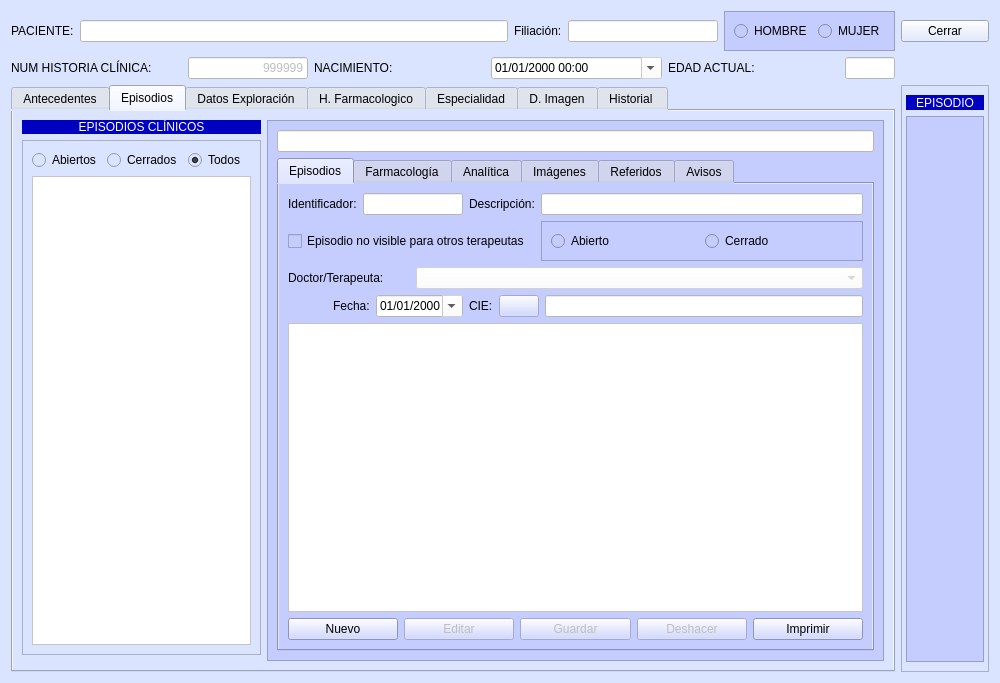
Old version of the form frmfichapaciente.ui in the repository arcnexus/RedFoX.
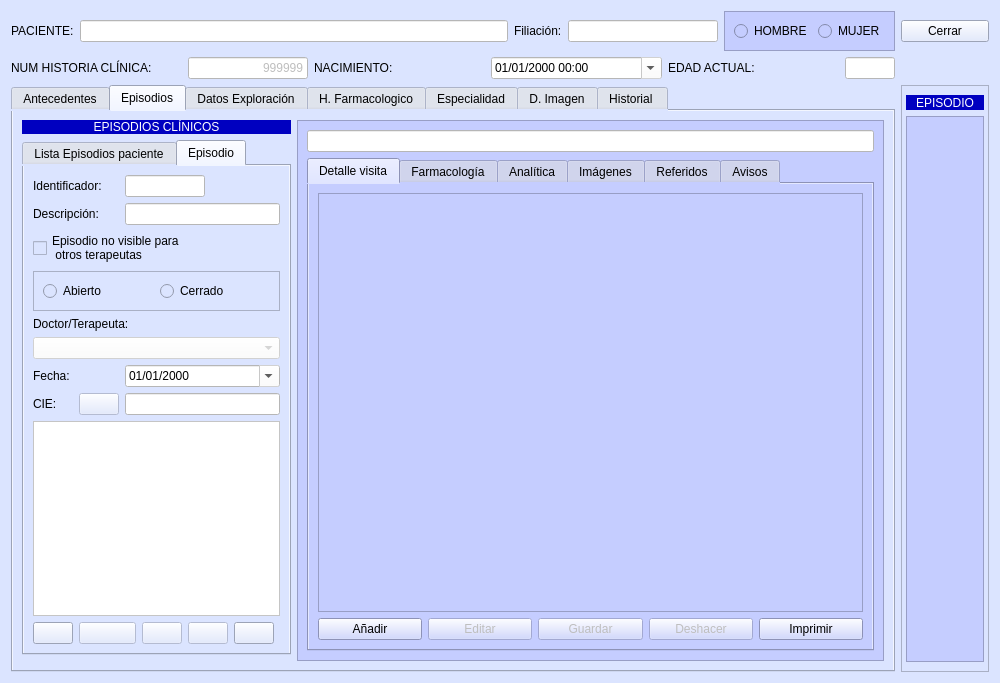
New version of the form. The open tabs and pages were chosen to show the change. Icons and pictures are not drawn.

Commit message: Reestructuración pantalla ficha paciente

Patch:
```diff
--- a/frmfichapaciente.ui
+++ b/frmfichapaciente.ui
@@ -884,58 +884,6 @@
          </property>
         </widget>
        </item>
-       <item row="1" column="0">
-        <widget class="QFrame" name="frame_4">
-         <property name="minimumSize">
-          <size>
-           <width>0</width>
-           <height>23</height>
-          </size>
-         </property>
-         <property name="frameShape">
-          <enum>QFrame::StyledPanel</enum>
-         </property>
-         <property name="frameShadow">
-          <enum>QFrame::Raised</enum>
-         </property>
-         <layout class="QGridLayout" name="gridLayout_40">
-          <item row="0" column="3">
-           <widget class="QRadioButton" name="radEpisodioTodos">
-            <property name="text">
-             <string>Todos</string>
-            </property>
-            <property name="checked">
-             <bool>true</bool>
-            </property>
-           </widget>
-          </item>
-          <item row="0" column="1">
-           <widget class="QRadioButton" name="btnEpisodioAbierto">
-            <property name="text">
-             <string>Abiertos</string>
-            </property>
-            <property name="checked">
-             <bool>false</bool>
-            </property>
-           </widget>
-          </item>
-          <item row="0" column="2">
-           <widget class="QRadioButton" name="btnEpisodioCerrado">
-            <property name="text">
-             <string>Cerrados</string>
-            </property>
-           </widget>
-          </item>
-          <item row="3" column="1" colspan="3">
-           <widget class="QListView" name="listaEpisodios">
-            <property name="styleSheet">
-             <string notr="true">background-color: rgb(255, 255, 255);</string>
-            </property>
-           </widget>
-          </item>
-         </layout>
-        </widget>
-       </item>
        <item row="0" column="1" rowspan="3">
         <widget class="QFrame" name="frame_3">
          <property name="minimumSize">
@@ -983,308 +931,115 @@
                <normaloff>:/Icons/PNG/PatientFile2.png</normaloff>:/Icons/PNG/PatientFile2.png</iconset>
              </attribute>
              <attribute name="title">
-              <string>Episodios</string>
+              <string>Detalle visita</string>
              </attribute>
-             <layout class="QGridLayout" name="gridLayout_60">
-              <item row="0" column="0">
-               <widget class="QLabel" name="label_90">
+             <layout class="QGridLayout" name="gridLayout_3">
+              <item row="0" column="0" colspan="5">
+               <widget class="QTableWidget" name="tableWidget_2"/>
+              </item>
+              <item row="1" column="0">
+               <widget class="QPushButton" name="btnAnadirVisita">
                 <property name="text">
-                 <string>Identificador:</string>
+                 <string>Añadir</string>
                 </property>
+                <property name="icon">
+                 <iconset resource="terra.qrc">
+                  <normaloff>:/Icons/PNG/add.png</normaloff>:/Icons/PNG/add.png</iconset>
+                </property>
+                <property name="iconSize">
+                 <size>
+                  <width>24</width>
+                  <height>24</height>
+                 </size>
+                </property>
                </widget>
               </item>
-              <item row="0" column="1" colspan="2">
-               <widget class="QLineEdit" name="txtIdentificadorEpisodio">
+              <item row="1" column="1">
+               <widget class="QPushButton" name="btnEditarVisita">
                 <property name="enabled">
                  <bool>false</bool>
                 </property>
                 <property name="maximumSize">
                  <size>
-                  <width>100</width>
+                  <width>150</width>
                   <height>16777215</height>
                  </size>
                 </property>
-                <property name="styleSheet">
-                 <string notr="true">background-color: rgb(255, 255, 255);
-color: rgb(0, 0, 128);</string>
-                </property>
-               </widget>
-              </item>
-              <item row="0" column="3">
-               <widget class="QLabel" name="label_18">
                 <property name="text">
-                 <string>Descripción:</string>
+                 <string>Editar</string>
                 </property>
+                <property name="icon">
+                 <iconset resource="terra.qrc">
+                  <normaloff>:/Icons/PNG/edit.png</normaloff>:/Icons/PNG/edit.png</iconset>
+                </property>
+                <property name="iconSize">
+                 <size>
+                  <width>24</width>
+                  <height>24</height>
+                 </size>
+                </property>
                </widget>
               </item>
-              <item row="0" column="4">
-               <widget class="QLineEdit" name="txtDescripcionEpisodio">
+              <item row="1" column="2">
+               <widget class="QPushButton" name="btnGuardarVisita">
                 <property name="enabled">
                  <bool>false</bool>
                 </property>
-                <property name="styleSheet">
-                 <string notr="true">background-color: rgb(255, 255, 255);
-color: rgb(0, 0, 0);</string>
+                <property name="text">
+                 <string>Guardar</string>
                 </property>
+                <property name="icon">
+                 <iconset resource="terra.qrc">
+                  <normaloff>:/Icons/PNG/Save.png</normaloff>:/Icons/PNG/Save.png</iconset>
+                </property>
+                <property name="iconSize">
+                 <size>
+                  <width>24</width>
+                  <height>24</height>
+                 </size>
+                </property>
                </widget>
               </item>
-              <item row="1" column="0" colspan="4">
-               <widget class="QCheckBox" name="chkEpisodioprivado">
+              <item row="1" column="3">
+               <widget class="QPushButton" name="btnDeshacerVisita">
                 <property name="enabled">
                  <bool>false</bool>
                 </property>
-                <property name="styleSheet">
-                 <string notr="true">color: rgb(0, 0, 0);</string>
+                <property name="maximumSize">
+                 <size>
+                  <width>150</width>
+                  <height>16777215</height>
+                 </size>
                 </property>
                 <property name="text">
-                 <string>Episodio no visible para otros terapeutas</string>
+                 <string>Deshacer</string>
+                </property>
+                <property name="icon">
+                 <iconset resource="terra.qrc">
+                  <normaloff>:/Icons/PNG/undo.png</normaloff>:/Icons/PNG/undo.png</iconset>
+                </property>
+                <property name="iconSize">
+                 <size>
+                  <width>24</width>
+                  <height>24</height>
+                 </size>
                 </property>
                </widget>
               </item>
               <item row="1" column="4">
-               <widget class="QFrame" name="frame_25">
-                <property name="minimumSize">
+               <widget class="QPushButton" name="btnImprimirVisita">
+                <property name="text">
+                 <string>Imprimir</string>
+                </property>
+                <property name="icon">
+                 <iconset resource="terra.qrc">
+                  <normaloff>:/Icons/PNG/Print.png</normaloff>:/Icons/PNG/Print.png</iconset>
+                </property>
+                <property name="iconSize">
                  <size>
-                  <width>198</width>
-                  <height>0</height>
+                  <width>24</width>
+                  <height>24</height>
                  </size>
-                </property>
-                <property name="frameShape">
-                 <enum>QFrame::StyledPanel</enum>
-                </property>
-                <property name="frameShadow">
-                 <enum>QFrame::Raised</enum>
-                </property>
-                <layout class="QHBoxLayout" name="horizontalLayout_4">
-                 <item>
-                  <widget class="QRadioButton" name="radEpisodioAbierto">
-                   <property name="text">
-                    <string>Abierto</string>
-                   </property>
-                  </widget>
-                 </item>
-                 <item>
-                  <widget class="QRadioButton" name="radEpisodioCerrado">
-                   <property name="text">
-                    <string>Cerrado</string>
-                   </property>
-                  </widget>
-                 </item>
-                </layout>
-               </widget>
-              </item>
-              <item row="2" column="0" colspan="2">
-               <widget class="QLabel" name="label_86">
-                <property name="text">
-                 <string>Doctor/Terapeuta:</string>
-                </property>
-               </widget>
-              </item>
-              <item row="3" column="0" colspan="3">
-               <layout class="QHBoxLayout" name="horizontalLayout_5">
-                <item>
-                 <spacer name="horizontalSpacer_6">
-                  <property name="orientation">
-                   <enum>Qt::Horizontal</enum>
-                  </property>
-                  <property name="sizeHint" stdset="0">
-                   <size>
-                    <width>40</width>
-                    <height>20</height>
-                   </size>
-                  </property>
-                 </spacer>
-                </item>
-                <item>
-                 <widget class="QLabel" name="label_5">
-                  <property name="text">
-                   <string>Fecha:</string>
-                  </property>
-                 </widget>
-                </item>
-                <item>
-                 <widget class="QDateEdit" name="txtFechaEpisodio">
-                  <property name="enabled">
-                   <bool>false</bool>
-                  </property>
-                  <property name="styleSheet">
-                   <string notr="true">color: rgb(0, 0, 0);
-background-color: rgb(255, 255, 255);</string>
-                  </property>
-                  <property name="displayFormat">
-                   <string>dd/MM/yyyy</string>
-                  </property>
-                  <property name="calendarPopup">
-                   <bool>true</bool>
-                  </property>
-                 </widget>
-                </item>
-               </layout>
-              </item>
-              <item row="3" column="3" colspan="2">
-               <layout class="QGridLayout" name="gridLayout_38">
-                <item row="0" column="1">
-                 <widget class="QPushButton" name="btnBuscarCIEEpisodio">
-                  <property name="enabled">
-                   <bool>false</bool>
-                  </property>
-                  <property name="text">
-                   <string/>
-                  </property>
-                  <property name="icon">
-                   <iconset resource="terra.qrc">
-                    <normaloff>:/Icons/PNG/search.png</normaloff>:/Icons/PNG/search.png</iconset>
-                  </property>
-                 </widget>
-                </item>
-                <item row="0" column="2">
-                 <widget class="QLineEdit" name="txtCIEEpisiodio">
-                  <property name="enabled">
-                   <bool>false</bool>
-                  </property>
-                  <property name="styleSheet">
-                   <string notr="true">background-color: rgb(255, 255, 255);
-color: rgb(0, 0, 0);</string>
-                  </property>
-                 </widget>
-                </item>
-                <item row="0" column="0">
-                 <widget class="QLabel" name="label_7">
-                  <property name="text">
-                   <string>CIE:</string>
-                  </property>
-                 </widget>
-                </item>
-               </layout>
-              </item>
-              <item row="4" column="0" colspan="5">
-               <widget class="QTextEdit" name="txtHistorialEpisodio">
-                <property name="enabled">
-                 <bool>false</bool>
-                </property>
-                <property name="styleSheet">
-                 <string notr="true">background-color: rgb(255, 255, 255);
-color: rgb(0, 0, 0);</string>
-                </property>
-               </widget>
-              </item>
-              <item row="5" column="0" colspan="5">
-               <layout class="QGridLayout" name="gridLayout_3">
-                <item row="0" column="2">
-                 <widget class="QPushButton" name="btnGuardarEpisodio">
-                  <property name="enabled">
-                   <bool>false</bool>
-                  </property>
-                  <property name="text">
-                   <string>Guardar</string>
-                  </property>
-                  <property name="icon">
-                   <iconset resource="terra.qrc">
-                    <normaloff>:/Icons/PNG/Save.png</normaloff>:/Icons/PNG/Save.png</iconset>
-                  </property>
-                  <property name="iconSize">
-                   <size>
-                    <width>24</width>
-                    <height>24</height>
-                   </size>
-                  </property>
-                 </widget>
-                </item>
-                <item row="0" column="5">
-                 <widget class="QPushButton" name="btnImprimirEpisodio">
-                  <property name="text">
-                   <string>Imprimir</string>
-                  </property>
-                  <property name="icon">
-                   <iconset resource="terra.qrc">
-                    <normaloff>:/Icons/PNG/Print.png</normaloff>:/Icons/PNG/Print.png</iconset>
-                  </property>
-                  <property name="iconSize">
-                   <size>
-                    <width>24</width>
-                    <height>24</height>
-                   </size>
-                  </property>
-                 </widget>
-                </item>
-                <item row="0" column="0">
-                 <widget class="QPushButton" name="btnAnadirEpisodio">
-                  <property name="text">
-                   <string>Nuevo</string>
-                  </property>
-                  <property name="icon">
-                   <iconset resource="terra.qrc">
-                    <normaloff>:/Icons/PNG/add.png</normaloff>:/Icons/PNG/add.png</iconset>
-                  </property>
-                  <property name="iconSize">
-                   <size>
-                    <width>24</width>
-                    <height>24</height>
-                   </size>
-                  </property>
-                 </widget>
-                </item>
-                <item row="0" column="4">
-                 <widget class="QPushButton" name="btnDeshacerEpisodio">
-                  <property name="enabled">
-                   <bool>false</bool>
-                  </property>
-                  <property name="maximumSize">
-                   <size>
-                    <width>150</width>
-                    <height>16777215</height>
-                   </size>
-                  </property>
-                  <property name="text">
-                   <string>Deshacer</string>
-                  </property>
-                  <property name="icon">
-                   <iconset resource="terra.qrc">
-                    <normaloff>:/Icons/PNG/undo.png</normaloff>:/Icons/PNG/undo.png</iconset>
-                  </property>
-                  <property name="iconSize">
-                   <size>
-                    <width>24</width>
-                    <height>24</height>
-                   </size>
-                  </property>
-                 </widget>
-                </item>
-                <item row="0" column="1">
-                 <widget class="QPushButton" name="btnEditarEpisodio">
-                  <property name="enabled">
-                   <bool>false</bool>
-                  </property>
-                  <property name="maximumSize">
-                   <size>
-                    <width>150</width>
-                    <height>16777215</height>
-                   </size>
-                  </property>
-                  <property name="text">
-                   <string>Editar</string>
-                  </property>
-                  <property name="icon">
-                   <iconset resource="terra.qrc">
-                    <normaloff>:/Icons/PNG/edit.png</normaloff>:/Icons/PNG/edit.png</iconset>
-                  </property>
-                  <property name="iconSize">
-                   <size>
-                    <width>24</width>
-                    <height>24</height>
-                   </size>
-                  </property>
-                 </widget>
-                </item>
-               </layout>
-              </item>
-              <item row="2" column="2" colspan="3">
-               <widget class="QComboBox" name="cboDoctorEpisodio">
-                <property name="enabled">
-                 <bool>false</bool>
-                </property>
-                <property name="styleSheet">
-                 <string notr="true">background-color: rgb(255, 255, 255);</string>
                 </property>
                </widget>
               </item>
@@ -2505,6 +2260,347 @@
          </layout>
         </widget>
        </item>
+       <item row="1" column="0">
+        <widget class="QTabWidget" name="tabWidget_4">
+         <property name="minimumSize">
+          <size>
+           <width>0</width>
+           <height>23</height>
+          </size>
+         </property>
+         <property name="currentIndex">
+          <number>0</number>
+         </property>
+         <widget class="QWidget" name="tabWidget_4Page1" native="true">
+          <attribute name="title">
+           <string>Lista Episodios paciente</string>
+          </attribute>
+          <layout class="QGridLayout" name="gridLayout_40">
+           <item row="1" column="3">
+            <widget class="QRadioButton" name="radEpisodioTodos">
+             <property name="text">
+              <string>Todos</string>
+             </property>
+             <property name="checked">
+              <bool>true</bool>
+             </property>
+            </widget>
+           </item>
+           <item row="1" column="1">
+            <widget class="QRadioButton" name="btnEpisodioAbierto">
+             <property name="text">
+              <string>Abiertos</string>
+             </property>
+             <property name="checked">
+              <bool>false</bool>
+             </property>
+            </widget>
+           </item>
+           <item row="1" column="2">
+            <widget class="QRadioButton" name="btnEpisodioCerrado">
+             <property name="text">
+              <string>Cerrados</string>
+             </property>
+            </widget>
+           </item>
+           <item row="0" column="1" colspan="3">
+            <widget class="QTreeWidget" name="listaEpisodios">
+             <column>
+              <property name="text">
+               <string notr="true">1</string>
+              </property>
+             </column>
+            </widget>
+           </item>
+          </layout>
+         </widget>
+         <widget class="QWidget" name="tab_8">
+          <attribute name="title">
+           <string>Episodio</string>
+          </attribute>
+          <layout class="QGridLayout" name="gridLayout_37">
+           <item row="1" column="0" colspan="2">
+            <widget class="QLabel" name="label_18">
+             <property name="text">
+              <string>Descripción:</string>
+             </property>
+            </widget>
+           </item>
+           <item row="2" column="0" colspan="6">
+            <widget class="QCheckBox" name="chkEpisodioprivado">
+             <property name="enabled">
+              <bool>false</bool>
+             </property>
+             <property name="styleSheet">
+              <string notr="true">color: rgb(0, 0, 0);</string>
+             </property>
+             <property name="text">
+              <string>Episodio no visible para 
+ otros terapeutas</string>
+             </property>
+            </widget>
+           </item>
+           <item row="4" column="0" colspan="4">
+            <widget class="QLabel" name="label_86">
+             <property name="text">
+              <string>Doctor/Terapeuta:</string>
+             </property>
+            </widget>
+           </item>
+           <item row="6" column="0">
+            <widget class="QLabel" name="label_5">
+             <property name="text">
+              <string>Fecha:</string>
+             </property>
+            </widget>
+           </item>
+           <item row="8" column="0" colspan="9">
+            <widget class="QTextEdit" name="txtHistorialEpisodio">
+             <property name="enabled">
+              <bool>false</bool>
+             </property>
+             <property name="styleSheet">
+              <string notr="true">background-color: rgb(255, 255, 255);
+color: rgb(0, 0, 0);</string>
+             </property>
+            </widget>
+           </item>
+           <item row="9" column="0">
+            <widget class="QPushButton" name="btnAnadirEpisodio">
+             <property name="text">
+              <string/>
+             </property>
+             <property name="icon">
+              <iconset resource="terra.qrc">
+               <normaloff>:/Icons/PNG/add.png</normaloff>:/Icons/PNG/add.png</iconset>
+             </property>
+             <property name="iconSize">
+              <size>
+               <width>24</width>
+               <height>24</height>
+              </size>
+             </property>
+            </widget>
+           </item>
+           <item row="9" column="1" colspan="2">
+            <widget class="QPushButton" name="btnEditarEpisodio">
+             <property name="enabled">
+              <bool>false</bool>
+             </property>
+             <property name="maximumSize">
+              <size>
+               <width>150</width>
+               <height>16777215</height>
+              </size>
+             </property>
+             <property name="text">
+              <string/>
+             </property>
+             <property name="icon">
+              <iconset resource="terra.qrc">
+               <normaloff>:/Icons/PNG/edit.png</normaloff>:/Icons/PNG/edit.png</iconset>
+             </property>
+             <property name="iconSize">
+              <size>
+               <width>24</width>
+               <height>24</height>
+              </size>
+             </property>
+            </widget>
+           </item>
+           <item row="9" column="3" colspan="2">
+            <widget class="QPushButton" name="btnGuardarEpisodio">
+             <property name="enabled">
+              <bool>false</bool>
+             </property>
+             <property name="text">
+              <string/>
+             </property>
+             <property name="icon">
+              <iconset resource="terra.qrc">
+               <normaloff>:/Icons/PNG/Save.png</normaloff>:/Icons/PNG/Save.png</iconset>
+             </property>
+             <property name="iconSize">
+              <size>
+               <width>24</width>
+               <height>24</height>
+              </size>
+             </property>
+            </widget>
+           </item>
+           <item row="9" column="5" colspan="2">
+            <widget class="QPushButton" name="btnDeshacerEpisodio">
+             <property name="enabled">
+              <bool>false</bool>
+             </property>
+             <property name="maximumSize">
+              <size>
+               <width>150</width>
+               <height>16777215</height>
+              </size>
+             </property>
+             <property name="text">
+              <string/>
+             </property>
+             <property name="icon">
+              <iconset resource="terra.qrc">
+               <normaloff>:/Icons/PNG/undo.png</normaloff>:/Icons/PNG/undo.png</iconset>
+             </property>
+             <property name="iconSize">
+              <size>
+               <width>24</width>
+               <height>24</height>
+              </size>
+             </property>
+            </widget>
+           </item>
+           <item row="9" column="7">
+            <widget class="QPushButton" name="btnImprimirEpisodio">
+             <property name="text">
+              <string/>
+             </property>
+             <property name="icon">
+              <iconset resource="terra.qrc">
+               <normaloff>:/Icons/PNG/Print.png</normaloff>:/Icons/PNG/Print.png</iconset>
+             </property>
+             <property name="iconSize">
+              <size>
+               <width>24</width>
+               <height>24</height>
+              </size>
+             </property>
+            </widget>
+           </item>
+           <item row="7" column="0">
+            <widget class="QLabel" name="label_7">
+             <property name="text">
+              <string>CIE:</string>
+             </property>
+            </widget>
+           </item>
+           <item row="7" column="1">
+            <widget class="QPushButton" name="btnBuscarCIEEpisodio">
+             <property name="enabled">
+              <bool>false</bool>
+             </property>
+             <property name="text">
+              <string/>
+             </property>
+             <property name="icon">
+              <iconset resource="terra.qrc">
+               <normaloff>:/Icons/PNG/search.png</normaloff>:/Icons/PNG/search.png</iconset>
+             </property>
+            </widget>
+           </item>
+           <item row="7" column="2" colspan="7">
+            <widget class="QLineEdit" name="txtCIEEpisiodio">
+             <property name="enabled">
+              <bool>false</bool>
+             </property>
+             <property name="styleSheet">
+              <string notr="true">background-color: rgb(255, 255, 255);
+color: rgb(0, 0, 0);</string>
+             </property>
+            </widget>
+           </item>
+           <item row="6" column="2" colspan="7">
+            <widget class="QDateEdit" name="txtFechaEpisodio">
+             <property name="enabled">
+              <bool>false</bool>
+             </property>
+             <property name="styleSheet">
+              <string notr="true">color: rgb(0, 0, 0);
+background-color: rgb(255, 255, 255);</string>
+             </property>
+             <property name="displayFormat">
+              <string>dd/MM/yyyy</string>
+             </property>
+             <property name="calendarPopup">
+              <bool>true</bool>
+             </property>
+            </widget>
+           </item>
+           <item row="5" column="0" colspan="9">
+            <widget class="QComboBox" name="cboDoctorEpisodio">
+             <property name="enabled">
+              <bool>false</bool>
+             </property>
+             <property name="styleSheet">
+              <string notr="true">background-color: rgb(255, 255, 255);</string>
+             </property>
+            </widget>
+           </item>
+           <item row="3" column="0" colspan="9">
+            <widget class="QFrame" name="frame_25">
+             <property name="minimumSize">
+              <size>
+               <width>198</width>
+               <height>0</height>
+              </size>
+             </property>
+             <property name="frameShape">
+              <enum>QFrame::StyledPanel</enum>
+             </property>
+             <property name="frameShadow">
+              <enum>QFrame::Raised</enum>
+             </property>
+             <layout class="QHBoxLayout" name="horizontalLayout_4">
+              <item>
+               <widget class="QRadioButton" name="radEpisodioAbierto">
+                <property name="text">
+                 <string>Abierto</string>
+                </property>
+               </widget>
+              </item>
+              <item>
+               <widget class="QRadioButton" name="radEpisodioCerrado">
+                <property name="text">
+                 <string>Cerrado</string>
+                </property>
+               </widget>
+              </item>
+             </layout>
+            </widget>
+           </item>
+           <item row="1" column="2" colspan="7">
+            <widget class="QLineEdit" name="txtDescripcionEpisodio">
+             <property name="enabled">
+              <bool>false</bool>
+             </property>
+             <property name="styleSheet">
+              <string notr="true">background-color: rgb(255, 255, 255);
+color: rgb(0, 0, 0);</string>
+             </property>
+            </widget>
+           </item>
+           <item row="0" column="0" colspan="2">
+            <widget class="QLabel" name="label_90">
+             <property name="text">
+              <string>Identificador:</string>
+             </property>
+            </widget>
+           </item>
+           <item row="0" column="2" colspan="4">
+            <widget class="QLineEdit" name="txtIdentificadorEpisodio">
+             <property name="enabled">
+              <bool>false</bool>
+             </property>
+             <property name="maximumSize">
+              <size>
+               <width>100</width>
+               <height>16777215</height>
+              </size>
+             </property>
+             <property name="styleSheet">
+              <string notr="true">background-color: rgb(255, 255, 255);
+color: rgb(0, 0, 128);</string>
+             </property>
+            </widget>
+           </item>
+          </layout>
+         </widget>
+        </widget>
+       </item>
       </layout>
      </widget>
      <widget class="QWidget" name="tab_5">
```
Left out of the diff: 11 changed lines with no effect on the pictures. The commit also changes 7 other files.
